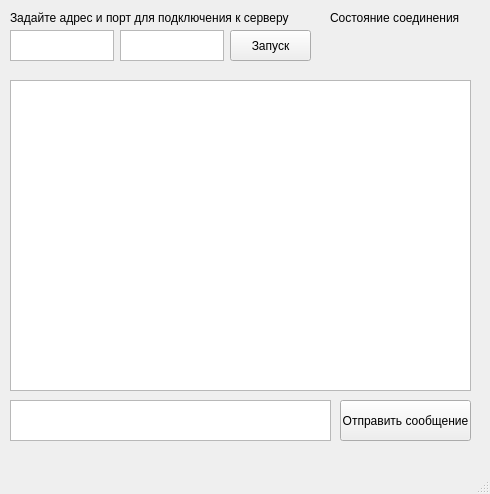
Before: the Qt Designer form ChatClient/mainwindow.ui in ChazGrant/SimpleCppChat, drawn with Qt 5.
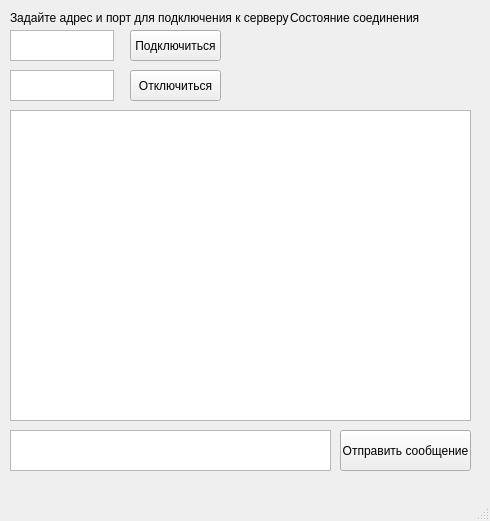
After: the same form once the commit is applied.

Patch:
```diff
--- a/ChatClient/mainwindow.ui
+++ b/ChatClient/mainwindow.ui
@@ -7,7 +7,7 @@
     <x>0</x>
     <y>0</y>
     <width>490</width>
-    <height>494</height>
+    <height>521</height>
    </rect>
   </property>
   <property name="windowTitle">
@@ -17,7 +17,7 @@
    <widget class="QLabel" name="label_2">
     <property name="geometry">
      <rect>
-      <x>330</x>
+      <x>290</x>
       <y>10</y>
       <width>141</width>
       <height>16</height>
@@ -30,9 +30,9 @@
    <widget class="QLabel" name="serverConnectedLabel">
     <property name="geometry">
      <rect>
-      <x>330</x>
+      <x>290</x>
       <y>40</y>
-      <width>111</width>
+      <width>191</width>
       <height>21</height>
      </rect>
     </property>
@@ -44,7 +44,7 @@
     <property name="geometry">
      <rect>
       <x>10</x>
-      <y>400</y>
+      <y>430</y>
       <width>321</width>
       <height>41</height>
      </rect>
@@ -54,7 +54,7 @@
     <property name="geometry">
      <rect>
       <x>10</x>
-      <y>80</y>
+      <y>110</y>
       <width>461</width>
       <height>311</height>
      </rect>
@@ -64,7 +64,7 @@
     <property name="geometry">
      <rect>
       <x>340</x>
-      <y>400</y>
+      <y>430</y>
       <width>131</width>
       <height>41</height>
      </rect>
@@ -76,8 +76,8 @@
    <widget class="QTextEdit" name="textEdit">
     <property name="geometry">
      <rect>
-      <x>120</x>
-      <y>30</y>
+      <x>10</x>
+      <y>70</y>
       <width>104</width>
       <height>31</height>
      </rect>
@@ -86,14 +86,14 @@
    <widget class="QPushButton" name="pushButton_2">
     <property name="geometry">
      <rect>
-      <x>230</x>
+      <x>130</x>
       <y>30</y>
-      <width>81</width>
+      <width>91</width>
       <height>31</height>
      </rect>
     </property>
     <property name="text">
-     <string>Запуск</string>
+     <string>Подключиться</string>
     </property>
    </widget>
    <widget class="QTextEdit" name="textEdit_3">
@@ -119,6 +119,19 @@
      <string>Задайте адрес и порт для подключения к серверу</string>
     </property>
    </widget>
+   <widget class="QPushButton" name="disconnectFromServer">
+    <property name="geometry">
+     <rect>
+      <x>130</x>
+      <y>70</y>
+      <width>91</width>
+      <height>31</height>
+     </rect>
+    </property>
+    <property name="text">
+     <string>Отключиться</string>
+    </property>
+   </widget>
   </widget>
   <widget class="QMenuBar" name="menubar">
    <property name="geometry">
```
Left out of the diff: 10 changed lines with no effect on the pictures.
